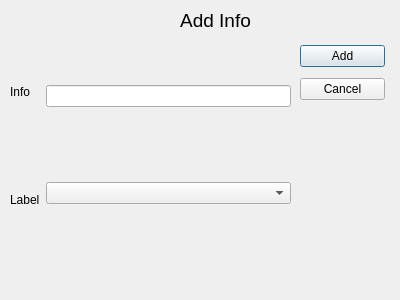
LALA09-erha/QtCreator-SystemKp, file KP/addinfo.ui: the form before one commit.
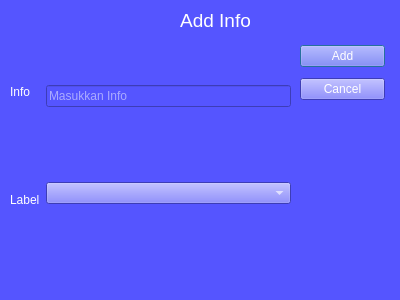
The form after the commit.

The edit to the form file:
```diff
--- a/KP/addinfo.ui
+++ b/KP/addinfo.ui
@@ -11,7 +11,11 @@
    </rect>
   </property>
   <property name="windowTitle">
-   <string>Dialog</string>
+   <string>Add Info</string>
+  </property>
+  <property name="styleSheet">
+   <string notr="true">color: rgb(255, 255, 255);
+border-color: rgb(255, 255, 255);background-color: rgb(85, 85, 255);</string>
   </property>
   <widget class="QWidget" name="layoutWidget">
    <property name="geometry">
@@ -92,10 +96,23 @@
        <number>30</number>
       </property>
       <item>
-       <widget class="QLineEdit" name="info"/>
+       <widget class="QLineEdit" name="info">
+        <property name="styleSheet">
+         <string notr="true">color: rgb(255, 255, 255);
+border-color: rgb(255, 255, 255);</string>
+        </property>
+        <property name="placeholderText">
+         <string>Masukkan Info</string>
+        </property>
+       </widget>
       </item>
       <item>
-       <widget class="QComboBox" name="opsilabel"/>
+       <widget class="QComboBox" name="opsilabel">
+        <property name="styleSheet">
+         <string notr="true">color: rgb(255, 255, 255);
+border-color: rgb(255, 255, 255);</string>
+        </property>
+       </widget>
       </item>
      </layout>
     </item>
```
